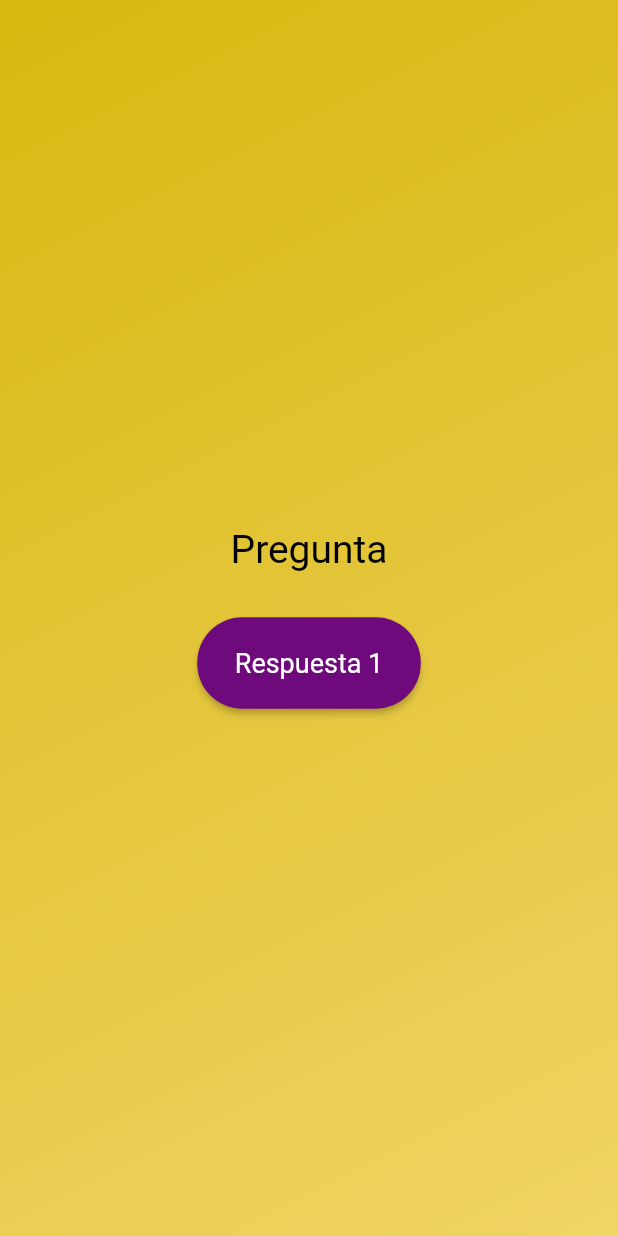
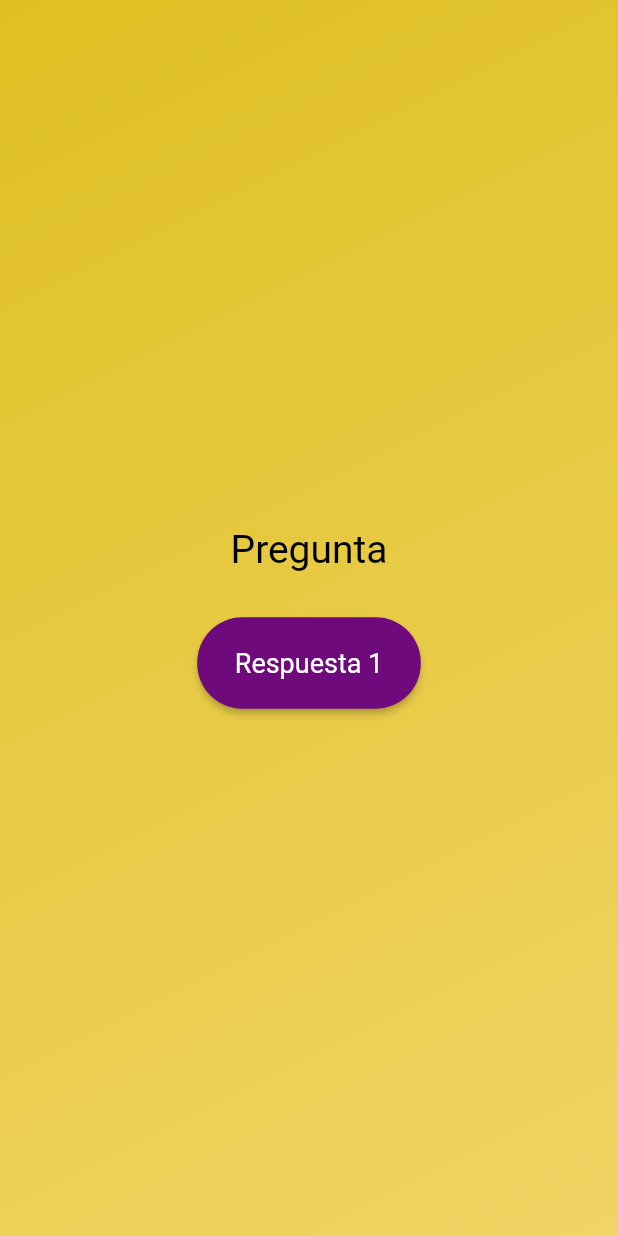
Before and after one commit to ricardozuritadev/flutter_movie_quiz_app, a Flutter app: the screen it shows after launch, after a tap on "Empezar", on a phone screen of 412 x 824 dp. Run offline on Flutter 3.47's test engine with Material 2 defaults, Android fonts, the phone set to English and light mode, and no system bars.

Commit message:
Modify gradient color

```diff
--- a/lib/quiz.dart
+++ b/lib/quiz.dart
@@ -35,7 +35,7 @@ class _QuizState extends State<Quiz> {
         body: Container(
           decoration: const BoxDecoration(
             gradient: LinearGradient(colors: [
-              Color.fromARGB(255, 216, 183, 15),
+              Color.fromARGB(255, 223, 192, 35),
               Color.fromARGB(255, 240, 212, 101),
             ], begin: Alignment.topLeft, end: Alignment.bottomRight),
           ),
```
